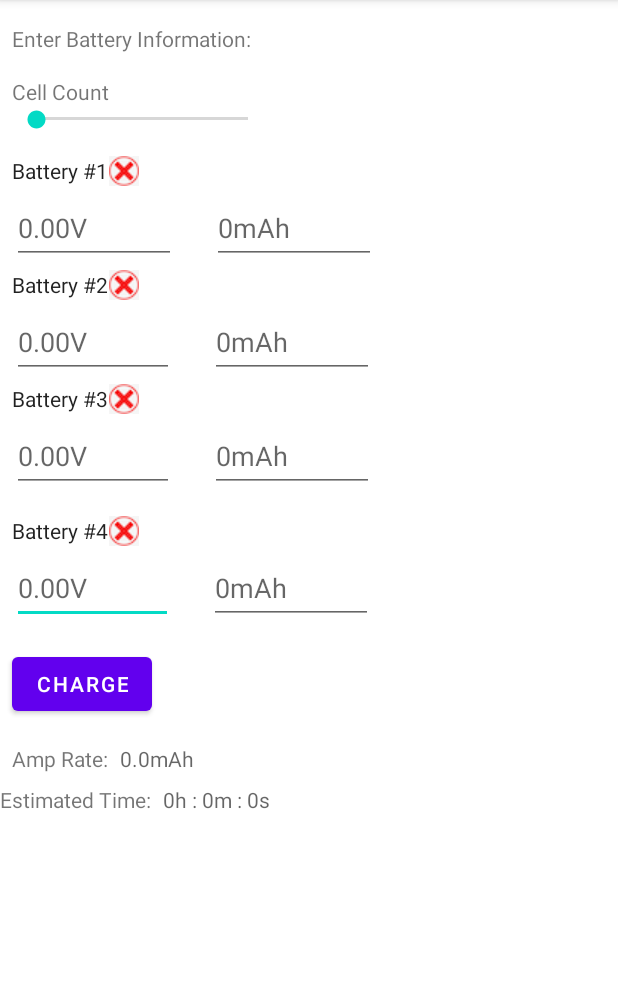
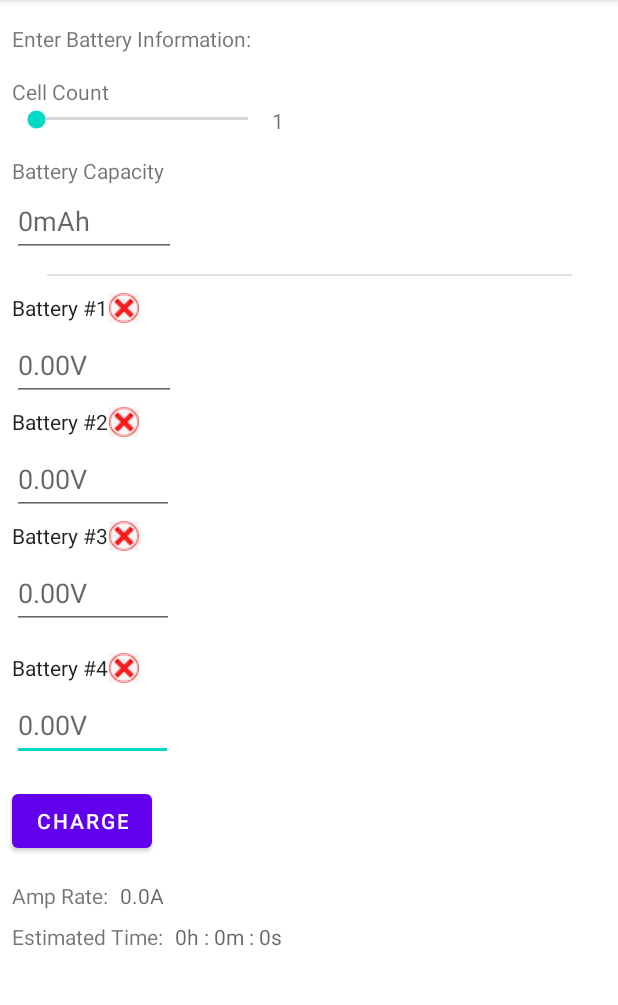
Before and after one commit to brandngo/BatteryHelper, an Android app: the screen it shows after launch (MainActivity), on a phone screen of 412 x 824 dp, the part 84-1089 px from its top. Run offline under Robolectric (Android 15) with nearby library versions, the phone set to English and light mode, and no system bars.

Commit message:
Added logic and display for cell count and amp rate elements

```diff
--- a/app/src/main/java/com/example/batteryhelper/MainActivity.kt
+++ b/app/src/main/java/com/example/batteryhelper/MainActivity.kt
@@ -1,17 +1,14 @@
 package com.example.batteryhelper
 
+import android.os.Bundle
+import android.util.Log
+import android.widget.*
+import android.widget.SeekBar.OnSeekBarChangeListener
 import androidx.appcompat.app.AppCompatActivity
-import android.os.Bundle
-import android.text.Editable
-import android.text.TextWatcher
-import android.util.Log
-import android.view.View
-import android.widget.Button
-import android.widget.CheckedTextView
-import android.widget.EditText
 import androidx.core.widget.addTextChangedListener
 import kotlin.math.abs
 import kotlin.math.round
+
 
 class MainActivity : AppCompatActivity() {
     private lateinit var bat1Voltage : EditText
@@ -23,11 +20,15 @@ class MainActivity : AppCompatActivity() {
     private lateinit var bat3label : CheckedTextView
     private lateinit var bat4label : CheckedTextView
     private lateinit var chargeBtn : Button
+    private lateinit var cellCountBar : SeekBar
+    private lateinit var ampRateValue : TextView
+    private lateinit var estTimeValue : TextView
+    private lateinit var cellCountValue : TextView
+    private lateinit var batCapValue : EditText
 
     override fun onCreate(savedInstanceState: Bundle?) {
         super.onCreate(savedInstanceState)
         setContentView(R.layout.activity_main)
-        // ensure that all input is in format 0.0
         bat1Voltage = findViewById(R.id.bat1Voltage)
         bat2Voltage = findViewById(R.id.bat2Voltage)
         bat3Voltage = findViewById(R.id.bat3Voltage)
@@ -36,8 +37,23 @@ class MainActivity : AppCompatActivity() {
         bat2label = findViewById(R.id.bat2label)
         bat3label = findViewById(R.id.bat3label)
         bat4label = findViewById(R.id.bat4label)
+        cellCountBar = findViewById(R.id.cellCountBar)
+        ampRateValue = findViewById(R.id.ampRateValue)
+        estTimeValue = findViewById(R.id.estTimeValue)
+        chargeBtn = findViewById(R.id.chargeBtn)
+        cellCountValue = findViewById(R.id.cellCountValue)
+        batCapValue = findViewById(R.id.batCapValue)
 
-        chargeBtn = findViewById(R.id.chargeBtn)
+        cellCountBar.setOnSeekBarChangeListener(object : OnSeekBarChangeListener {
+            override fun onProgressChanged(seekBar: SeekBar, progress: Int, fromUser: Boolean) {
+                cellCountValue.text = progress.toString()
+            }
+
+            override fun onStartTrackingTouch(seekBar: SeekBar) {}
+
+            override fun onStopTrackingTouch(seekBar: SeekBar) {}
+        })
+
         chargeBtn.setOnClickListener {
             var bat1 = 0.0
             var bat2 = 0.0
@@ -54,6 +70,7 @@ class MainActivity : AppCompatActivity() {
             }
 
             checkBatteries(bat1, bat2, bat3, bat4)
+            updateAmpRate(bat1, bat2, bat3, bat4)
         }
 
         bat1Voltage.addTextChangedListener{
@@ -82,23 +99,35 @@ class MainActivity : AppCompatActivity() {
         }
 
     }
+    private fun updateAmpRate (d1: Double, d2: Double, d3: Double, d4: Double) {
+        var numOfBat = 0
+        if (d1 >= 3) numOfBat++
+        if (d2 >= 3) numOfBat++
+        if (d3 >= 3) numOfBat++
+        if (d4 >= 3) numOfBat++
+        var amps = batCapValue.text.toString().toDouble() * numOfBat
+        ampRateValue.text = (round2Decimal(amps) / 1000).toString()
+        var est = amps / (amps * 0.10)
+        estTimeValue.text = "$est m"
+    }
     private fun checkBatteries (d1: Double, d2: Double, d3: Double, d4: Double) {
-        if (d1 >= 3 && (round2Decimal(d1 - d2) <= 0.1 && round2Decimal(d1 - d3) <= 0.1 && round2Decimal(d1 - d4) <= 0.1) ) {
+        var bound: Double = cellCountValue.text.toString().toDouble() * 0.1
+        if (d1 >= 3 && (round2Decimal(d1 - d2) <= bound && round2Decimal(d1 - d3) <= bound && round2Decimal(d1 - d4) <= bound) ) {
             setCheckmark(bat1label, true)
         } else {
             setCheckmark(bat1label, false)
         }
-        if (d2 >= 3 && (round2Decimal(d2 - d1) <= 0.1 && round2Decimal(d2 - d3) <= 0.1 && round2Decimal(d2 - d4) <= 0.1) ) {
+        if (d2 >= 3 && (round2Decimal(d2 - d1) <= bound && round2Decimal(d2 - d3) <= bound && round2Decimal(d2 - d4) <= bound) ) {
             setCheckmark(bat2label, true)
         } else {
             setCheckmark(bat2label, false)
         }
-        if (d3 >= 3 && (round2Decimal(d3 - d1) <= 0.1 && round2Decimal(d3 - d2) <= 0.1 && round2Decimal(d3 - d4) <= 0.1) ) {
+        if (d3 >= 3 && (round2Decimal(d3 - d1) <= bound && round2Decimal(d3 - d2) <= bound && round2Decimal(d3 - d4) <= bound) ) {
             setCheckmark(bat3label, true)
         } else {
             setCheckmark(bat3label, false)
         }
-        if (d4 >= 3 && (round2Decimal(d4 - d1) <= 0.1 && round2Decimal(d4 - d2) <= 0.1 && round2Decimal(d4 - d3) <= 0.1) ) {
+        if (d4 >= 3 && (round2Decimal(d4 - d1) <= bound && round2Decimal(d4 - d2) <= bound && round2Decimal(d4 - d3) <= bound) ) {
             setCheckmark(bat4label, true)
         } else {
             setCheckmark(bat4label, false)
--- a/app/src/main/res/layout/activity_main.xml
+++ b/app/src/main/res/layout/activity_main.xml
@@ -21,11 +21,11 @@
         android:layout_width="wrap_content"
         android:layout_height="wrap_content"
         android:layout_marginStart="8dp"
-        android:layout_marginTop="16dp"
+        android:layout_marginTop="24dp"
         android:checkMark="@drawable/error"
         android:text="Battery #1"
         app:layout_constraintStart_toStartOf="parent"
-        app:layout_constraintTop_toBottomOf="@+id/seekBar" />
+        app:layout_constraintTop_toBottomOf="@+id/batCapValue" />
 
     <EditText
         android:id="@+id/bat4Voltage"
@@ -119,7 +119,7 @@
         app:layout_constraintTop_toBottomOf="@+id/bat2Voltage" />
 
     <SeekBar
-        android:id="@+id/seekBar"
+        android:id="@+id/cellCountBar"
         android:layout_width="173dp"
         android:layout_height="17dp"
         android:layout_marginStart="8dp"
@@ -139,52 +139,15 @@
         app:layout_constraintTop_toBottomOf="@+id/batterylist" />
 
     <EditText
-        android:id="@+id/bat1amp"
+        android:id="@+id/batCapValue"
         android:layout_width="109dp"
         android:layout_height="48dp"
-        android:layout_marginStart="24dp"
-        android:layout_marginTop="4dp"
+        android:layout_marginStart="8dp"
         android:ems="10"
         android:hint="0mAh"
         android:inputType="number"
-        app:layout_constraintStart_toEndOf="@+id/bat1Voltage"
-        app:layout_constraintTop_toBottomOf="@+id/bat1label" />
-
-    <EditText
-        android:id="@+id/bat2amp"
-        android:layout_width="109dp"
-        android:layout_height="48dp"
-        android:layout_marginStart="24dp"
-        android:layout_marginTop="4dp"
-        android:ems="10"
-        android:hint="0mAh"
-        android:inputType="number"
-        app:layout_constraintStart_toEndOf="@+id/bat2Voltage"
-        app:layout_constraintTop_toBottomOf="@+id/bat2label" />
-
-    <EditText
-        android:id="@+id/bat3amp"
-        android:layout_width="109dp"
-        android:layout_height="48dp"
-        android:layout_marginStart="24dp"
-        android:layout_marginTop="4dp"
-        android:ems="10"
-        android:hint="0mAh"
-        android:inputType="number"
-        app:layout_constraintStart_toEndOf="@+id/bat3Voltage"
-        app:layout_constraintTop_toBottomOf="@+id/bat3label" />
-
-    <EditText
-        android:id="@+id/bat4amp"
-        android:layout_width="109dp"
-        android:layout_height="48dp"
-        android:layout_marginStart="24dp"
-        android:layout_marginTop="4dp"
-        android:ems="10"
-        android:hint="0mAh"
-        android:inputType="number"
-        app:layout_constraintStart_toEndOf="@+id/bat4Voltage"
-        app:layout_constraintTop_toBottomOf="@+id/bat4label" />
+        app:layout_constraintStart_toStartOf="parent"
+        app:layout_constraintTop_toBottomOf="@+id/batCapacityLabel" />
 
     <TextView
         android:id="@+id/amprate"
@@ -202,7 +165,7 @@
         android:layout_height="wrap_content"
         android:layout_marginStart="8dp"
         android:layout_marginTop="16dp"
-        android:hint="0.0mAh"
+        android:hint="0.0A"
         app:layout_constraintStart_toEndOf="@+id/amprate"
         app:layout_constraintTop_toBottomOf="@+id/chargeBtn" />
 
@@ -210,10 +173,11 @@
         android:id="@+id/textView4"
         android:layout_width="wrap_content"
         android:layout_height="wrap_content"
+        android:layout_marginStart="8dp"
         android:layout_marginTop="8dp"
         android:text="Estimated Time:"
-        app:layout_constraintTop_toBottomOf="@+id/amprate"
-        tools:layout_editor_absoluteX="8dp" />
+        app:layout_constraintStart_toStartOf="parent"
+        app:layout_constraintTop_toBottomOf="@+id/amprate" />
 
     <TextView
         android:id="@+id/estTimeValue"
@@ -225,4 +189,32 @@
         app:layout_constraintStart_toEndOf="@+id/textView4"
         app:layout_constraintTop_toBottomOf="@+id/amprate" />
 
+    <TextView
+        android:id="@+id/cellCountValue"
+        android:layout_width="61dp"
+        android:layout_height="20dp"
+        android:text="1"
+        app:layout_constraintStart_toEndOf="@+id/cellCountBar"
+        app:layout_constraintTop_toBottomOf="@+id/cellCountSlider" />
+
+    <TextView
+        android:id="@+id/batCapacityLabel"
+        android:layout_width="wrap_content"
+        android:layout_height="wrap_content"
+        android:layout_marginStart="8dp"
+        android:layout_marginTop="16dp"
+        android:text="Battery Capacity"
+        app:layout_constraintStart_toStartOf="parent"
+        app:layout_constraintTop_toBottomOf="@+id/cellCountBar" />
+
+    <View
+        android:id="@+id/divider"
+        android:layout_width="350dp"
+        android:layout_height="1dp"
+        android:background="?android:attr/listDivider"
+        app:layout_constraintBottom_toTopOf="@+id/bat1label"
+        app:layout_constraintEnd_toEndOf="parent"
+        app:layout_constraintStart_toStartOf="parent"
+        app:layout_constraintTop_toBottomOf="@+id/batCapValue" />
+
 </androidx.constraintlayout.widget.ConstraintLayout>
```
